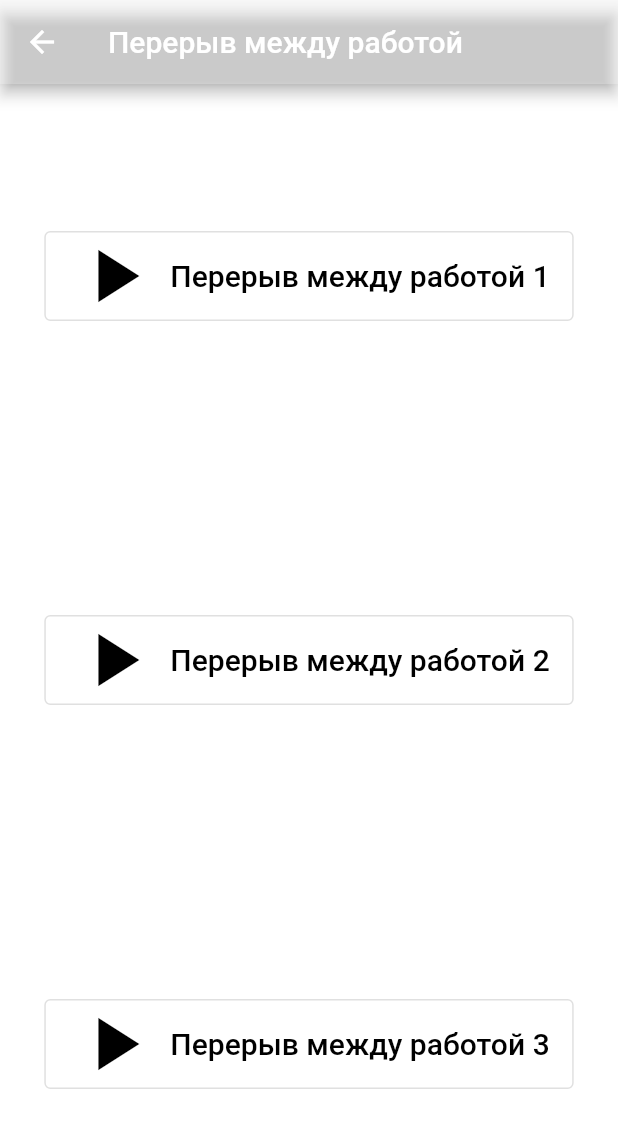
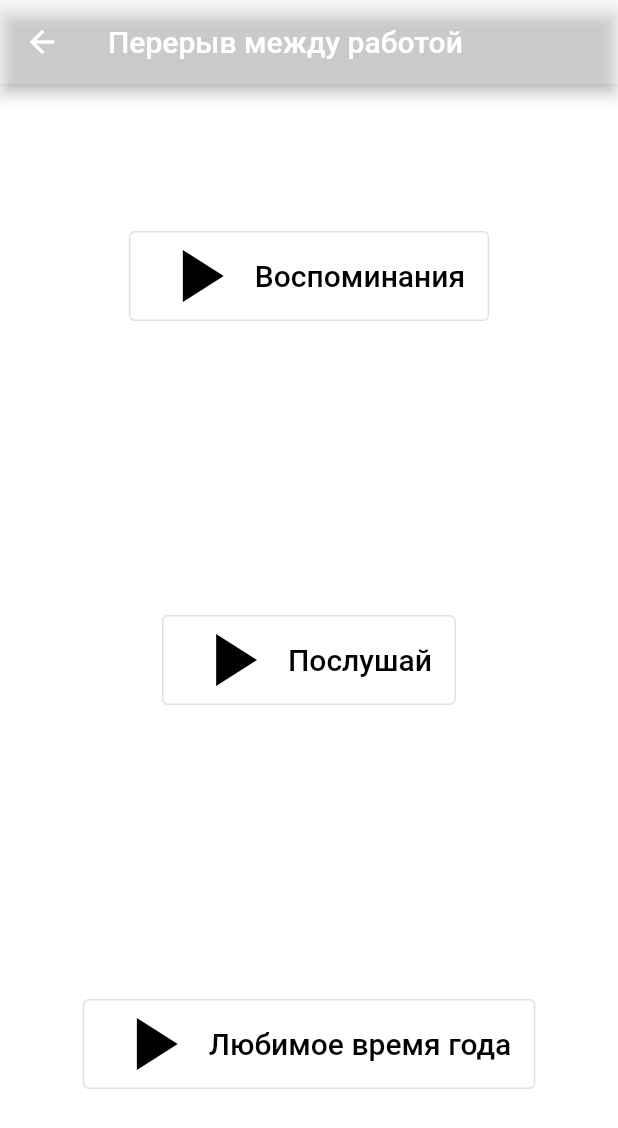
Before and after one commit to iteplenky/meditation, a Flutter app: the Time_out screen opened directly, on a phone screen of 412 x 824 dp. Shown: the top 1128 px of the screen. Run offline on Flutter 3.47's test engine with Material 2 defaults, Android fonts, the phone set to English and light mode, and no system bars; our stand-ins replace audioplayers; missing offline and left inert: dart:ffi; statements that could not run were skipped.

Commit message:
Update time_out.dart

```diff
--- a/lib/time_out.dart
+++ b/lib/time_out.dart
@@ -20,7 +20,7 @@ class Time_out extends StatelessWidget {
             Row(
               mainAxisAlignment: MainAxisAlignment.center,
               children: [
-                OutlinedButton.icon(label: Text('Перерыв между работой 1',
+                OutlinedButton.icon(label: Text('Воспоминания',
                   style: TextStyle(
                     fontSize: 20,
                     color: Colors.black,
@@ -29,6 +29,7 @@ class Time_out extends StatelessWidget {
                   onPressed: () {
                     final play=AudioCache();
                     play.play('locomotive_steam_train_whistle.mp3');
+
                   },
                   style: ButtonStyle(
                     backgroundColor: MaterialStateProperty.all(Colors.white38),
@@ -40,7 +41,7 @@ class Time_out extends StatelessWidget {
             Row(
               mainAxisAlignment: MainAxisAlignment.center,
               children: [
-                OutlinedButton.icon(label: Text('Перерыв между работой 2',
+                OutlinedButton.icon(label: Text('Послушай',
                   style: TextStyle(
                     fontSize: 20,
                     color: Colors.black,
@@ -62,7 +63,7 @@ class Time_out extends StatelessWidget {
               children: [
                 Column(
                   children: [
-                    OutlinedButton.icon(label: Text('Перерыв между работой 3',
+                    OutlinedButton.icon(label: Text('Любимое время года',
                       style: TextStyle(
                         fontSize: 20,
                         color: Colors.black,
```
